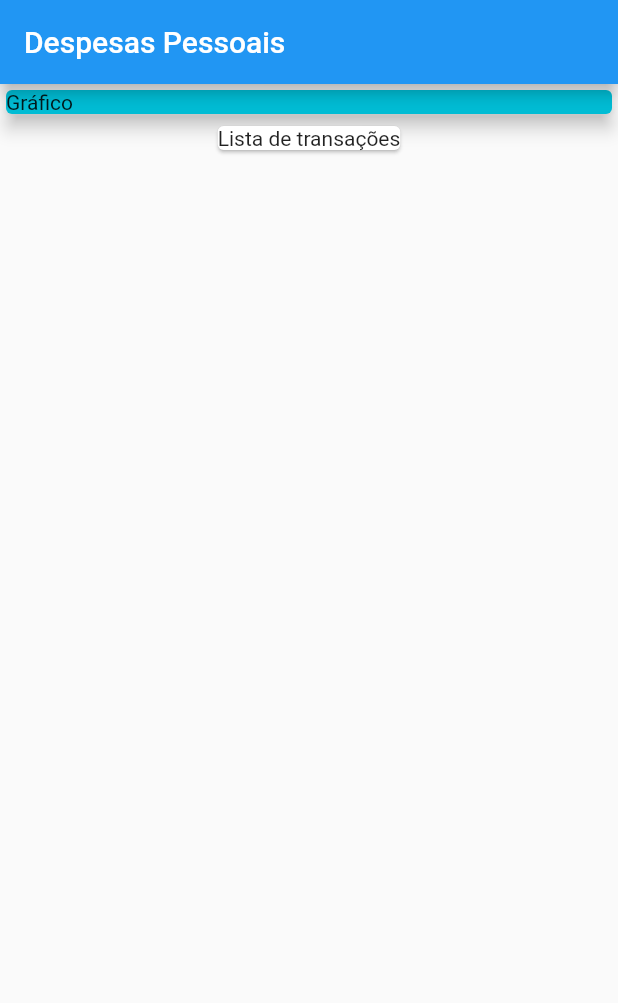
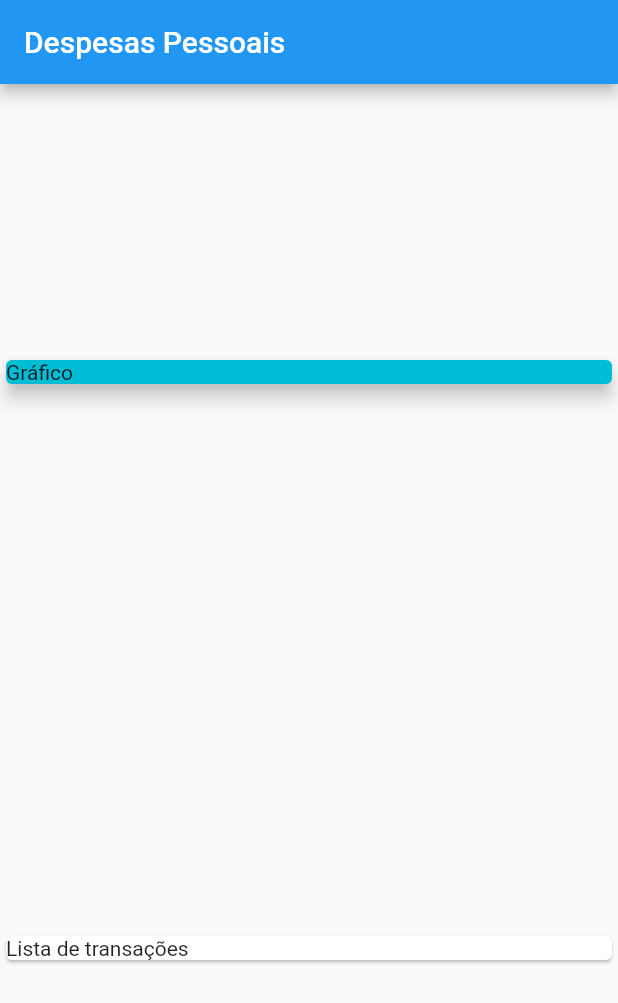
Before and after one commit to TiagOliveiraTI/expenses, a Flutter app: the screen it shows after launch, on a phone screen of 412 x 824 dp. Shown: the top 1003 px of the screen. Run offline on Flutter 3.47's test engine with Material 2 defaults, Android fonts, the phone set to English and light mode, and no system bars.

Commit message:
♻️ add axis config

```diff
--- a/lib/main.dart
+++ b/lib/main.dart
@@ -22,17 +22,16 @@ class MyHomePage extends StatelessWidget {
       appBar: AppBar(
         title: Text('Despesas Pessoais'),
       ),
-      body: Column(
+      body: const Column(
+        mainAxisAlignment: MainAxisAlignment.spaceAround,
+        crossAxisAlignment: CrossAxisAlignment.stretch,
         children: [
-          Container(
-            width: double.infinity,
-            child: const Card(
-              color: Colors.cyan,
-              elevation: 5,
-              child: Text('Gráfico'),
-            ),
+          Card(
+            color: Colors.cyan,
+            elevation: 5,
+            child: Text('Gráfico'),
           ),
-          const Card(
+          Card(
             child: Text('Lista de transações'),
           ),
         ],
```
